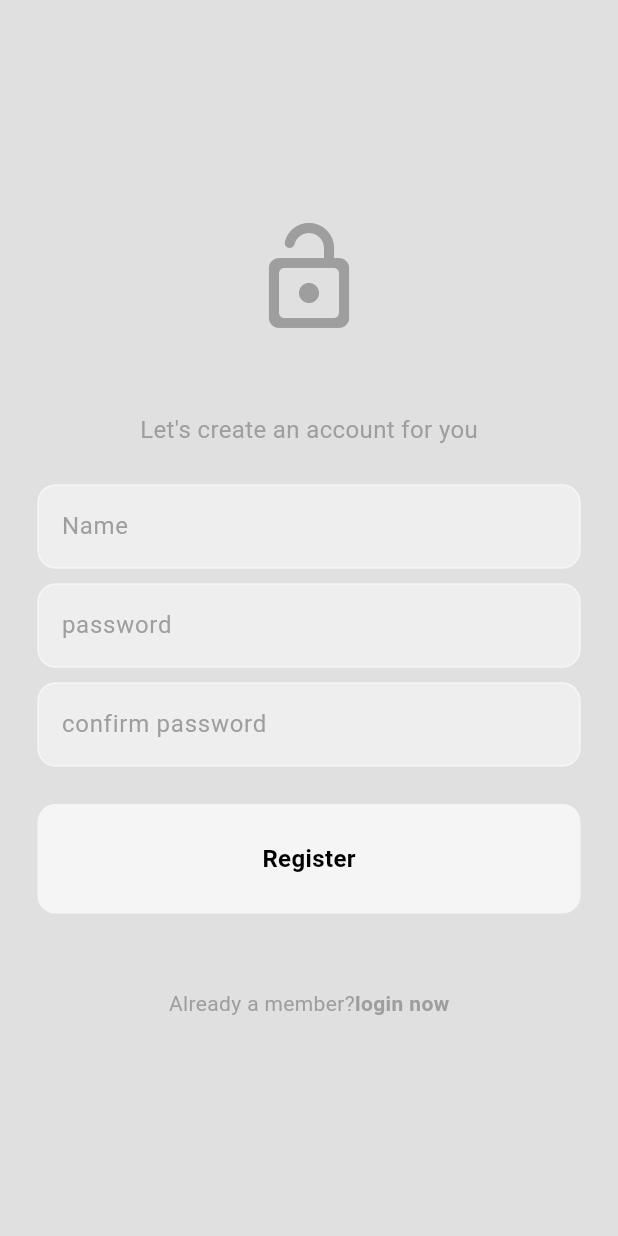
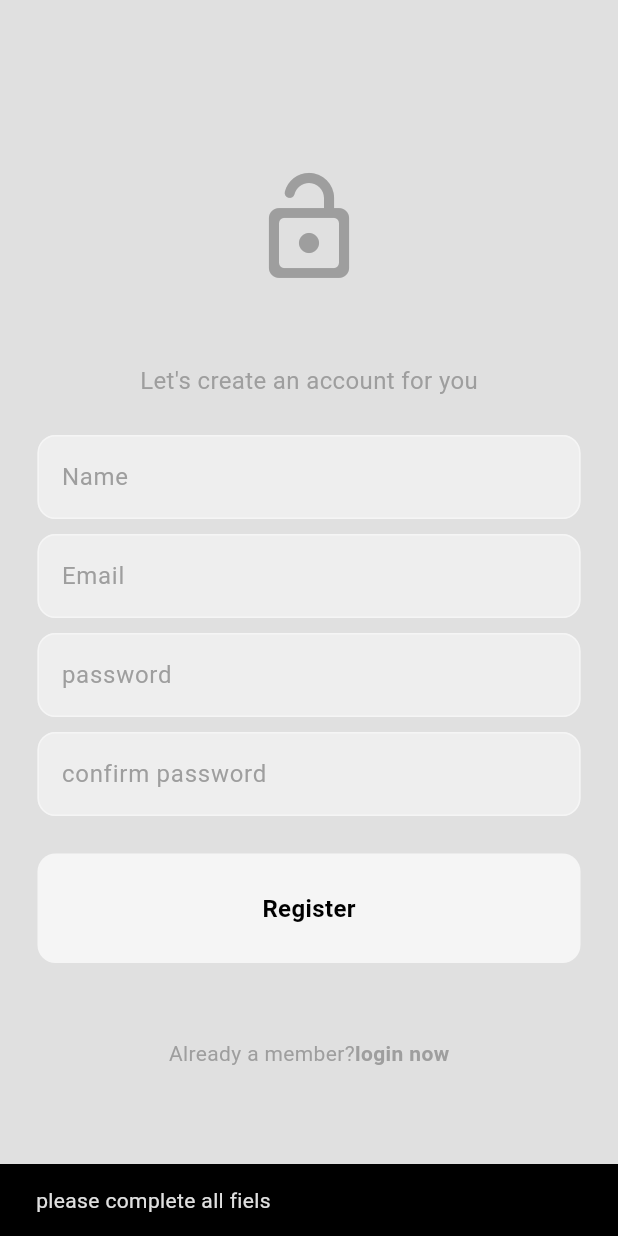
Before and after one commit to harvin20/socialmediaapp, a Flutter app: the screen it shows after launch, after a tap on "Register now", after a tap on "Register", on a phone screen of 412 x 824 dp. Run offline on Flutter 3.47's test engine with Material 3 defaults, Android fonts, the phone set to English and light mode, and no system bars; our stand-ins replace firebase_auth, firebase_core, flutter_bloc; accounts and stored records are empty.

Commit message:
register

```diff
--- a/lib/app.dart
+++ b/lib/app.dart
@@ -47,8 +47,8 @@ class MyApp extends StatelessWidget {
       debugShowCheckedModeBanner: false,
       theme: lightMode,
       home: BlocConsumer<AuthCubit, AuthState>(
-
         builder: (context, authState) {
+          print(authState);
            // unauthenticated -> auth page(login/register)
         if(authState is Unauthenticated){
           return const AuthPage();
@@ -70,7 +70,14 @@ class MyApp extends StatelessWidget {
           }
 
         },
-        listener: (context, state){},
+
+        //listen for errors...
+        listener: (context, state){
+          if(state is AuthError){
+            ScaffoldMessenger.of(context)
+            .showSnackBar( SnackBar(content: Text(state.message) ));
+          }
+        },
         ),
     ),
     );
--- a/lib/features/auth/presentation/cubits/pages/register_page.dart
+++ b/lib/features/auth/presentation/cubits/pages/register_page.dart
@@ -1,7 +1,9 @@
 import 'package:flutter/material.dart';
+import 'package:flutter_bloc/flutter_bloc.dart';
 
 import '../../components/my_button.dart';
 import '../../components/my_text_field.dart';
+import '../auth_cubit.dart';
 
 class RegisterPage extends StatefulWidget {
   final void Function()? togglePages;
@@ -16,7 +18,51 @@ class _RegisterPageState extends State<RegisterPage> {
   final nameController = TextEditingController();
   final emailController = TextEditingController();
   final pwController = TextEditingController();
-  final confirmpwController = TextEditingController();
+  final confirmPwController = TextEditingController();
+
+  //register button pressed
+  void register() {
+    //prepare info
+    final String name = nameController.text;
+    final String email = emailController.text;
+    final String pw = pwController.text;
+    final String confirmPw = confirmPwController.text;
+
+    //auth cubit
+    final authCubit = context.read<AuthCubit>();
+
+    //ensure the aren't empty
+    if (email.isNotEmpty &&
+        name.isNotEmpty &&
+        pw.isNotEmpty &&
+        confirmPw.isNotEmpty) {
+      //ensure password match
+      if (pw == confirmPw) {
+        authCubit.register(name, email, pw);
+      }
+      //password don't match
+      else {
+        ScaffoldMessenger.of(
+          context,
+        ).showSnackBar(const SnackBar(content: Text("passwors do not match")));
+      }
+    }
+    //fields are empty
+    else {
+      ScaffoldMessenger.of(context).showSnackBar(
+        const SnackBar(content: Text("please complete all fiels")),
+      );
+    }
+  }
+
+  @override
+  void dispose() {
+    nameController.dispose();
+    emailController.dispose();
+    pwController.dispose();
+    confirmPwController.dispose();
+    super.dispose();
+  }
 
   //build UI
   @override
@@ -51,10 +97,19 @@ class _RegisterPageState extends State<RegisterPage> {
 
                 const SizedBox(height: 25),
 
-                //email textfield
+                //name textfield
                 MyTextField(
                   controller: nameController,
                   hintText: "Name",
+                  obscureText: false,
+                ),
+
+                const SizedBox(height: 10),
+
+                //email textfield
+                MyTextField(
+                  controller: emailController,
+                  hintText: "Email",
                   obscureText: false,
                 ),
 
@@ -70,7 +125,7 @@ class _RegisterPageState extends State<RegisterPage> {
                 const SizedBox(height: 10),
                 // confirm pw textfiel
                 MyTextField(
-                  controller: confirmpwController,
+                  controller: confirmPwController,
                   hintText: "confirm password",
                   obscureText: true,
                 ),
@@ -78,7 +133,8 @@ class _RegisterPageState extends State<RegisterPage> {
                 const SizedBox(height: 25),
 
                 //register button
-                MyButton(onTap: () {}, text: "Register"),
+                MyButton(onTap: register, text: "Register"),
+
                 const SizedBox(height: 50),
 
                 //already a member?? login now
--- a/pubspec.yaml
+++ b/pubspec.yaml
@@ -37,6 +37,7 @@ dependencies:
   firebase_core: ^3.13.0
   firebase_auth: ^5.5.2
   flutter_bloc: ^9.1.0
+  cloud_firestore: ^5.6.6
 
 dev_dependencies:
   flutter_test:
```
Also changed, not shown: lib/features/post/presentation/pages/home_page.dart (+13 -1 lines), pubspec.lock, 3 other files.
